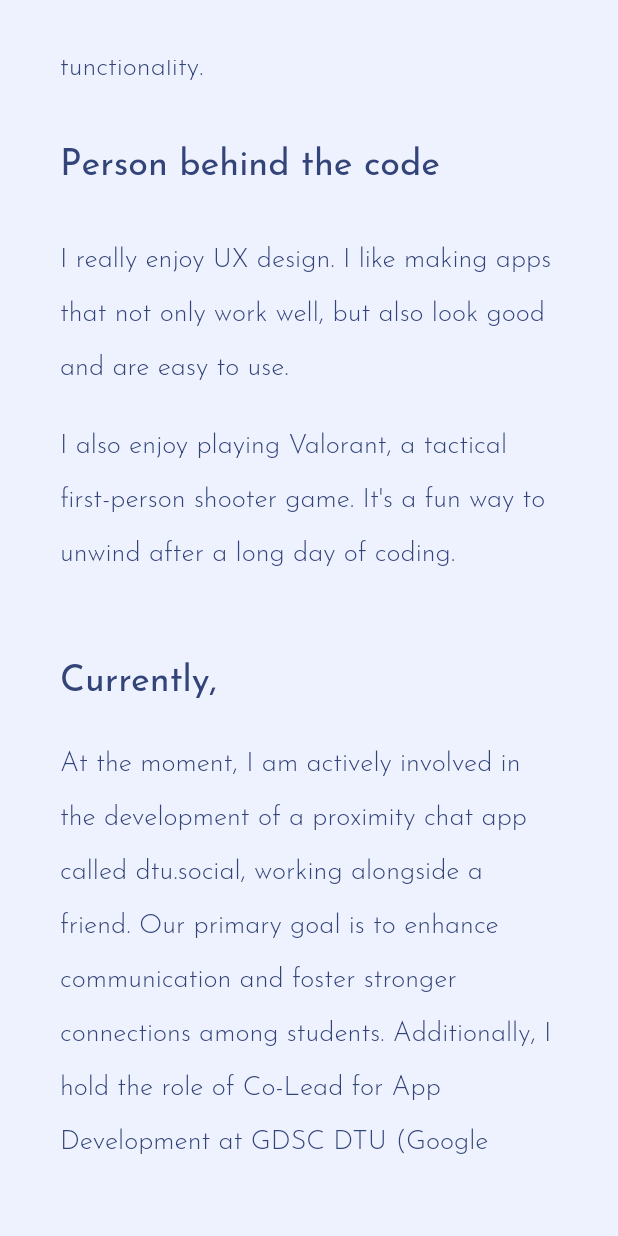
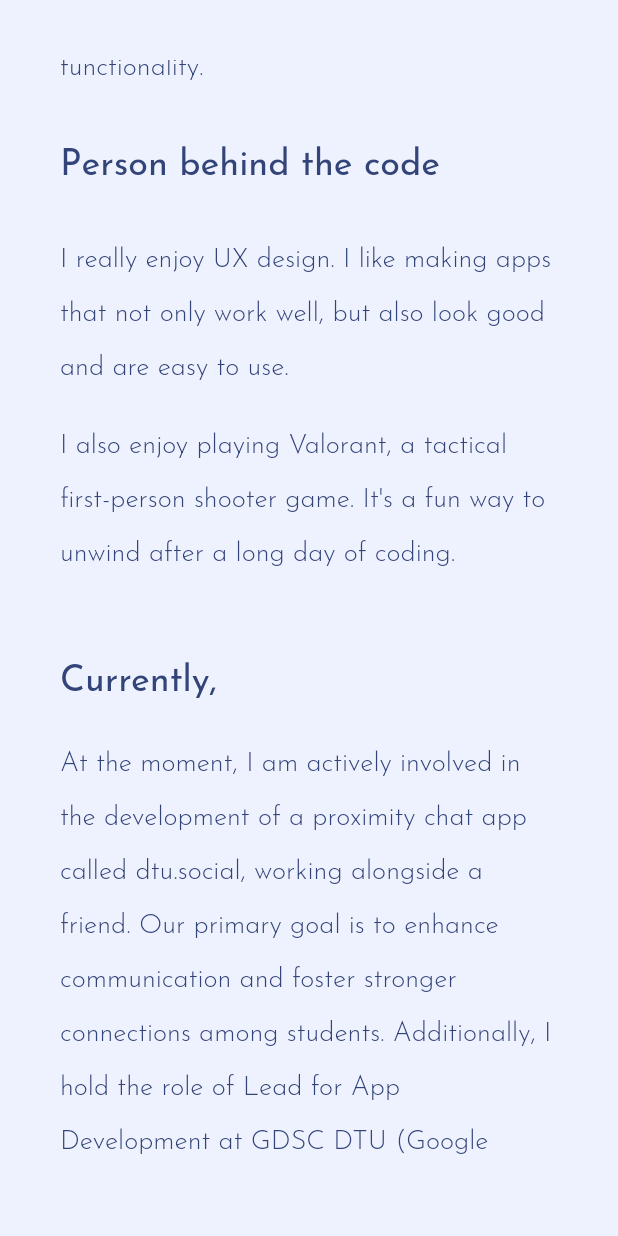
Before and after one commit to ekakshjanweja/Portfolio-Website, a Flutter app: the AboutPage screen opened directly, scrolled down 576 dp, on a phone screen of 412 x 824 dp. Run offline on Flutter 3.47's test engine with Material 2 defaults, Android fonts, the phone set to English and light mode, and no system bars; our stand-ins replace flutter_markdown, flutter_riverpod, flutter_svg, font_awesome_flutter, google_fonts, graphql_flutter and 1 more.

Commit message:
Minor changes

```diff
--- a/lib/common/pages/about/about_page.dart
+++ b/lib/common/pages/about/about_page.dart
@@ -236,7 +236,7 @@ class _AboutPageState extends ConsumerState<AboutPage> {
                     const SizedBox(height: 20),
 
                     Text(
-                      'At the moment, I am actively involved in the development of a proximity chat app called dtu.social, working alongside a friend. Our primary goal is to enhance communication and foster stronger connections among students. Additionally, I hold the role of Co-Lead for App Development at GDSC DTU (Google Developer Student Clubs) and Co-Head of App Development at IOSD DTU. These positions allow me to further contribute to the field of app development and support the growth of these organizations.',
+                      'At the moment, I am actively involved in the development of a proximity chat app called dtu.social, working alongside a friend. Our primary goal is to enhance communication and foster stronger connections among students. Additionally, I hold the role of Lead for App Development at GDSC DTU (Google Developer Student Clubs) and Co-Head of App Development at IOSD DTU. These positions allow me to further contribute to the field of app development and support the growth of these organizations.',
                       style: GoogleFonts.josefinSans(
                         fontSize: Dimensions.smallerTextSize,
                         fontWeight: FontWeight.w300,
```
Also changed, not shown: pubspec.lock, 1 other file.
